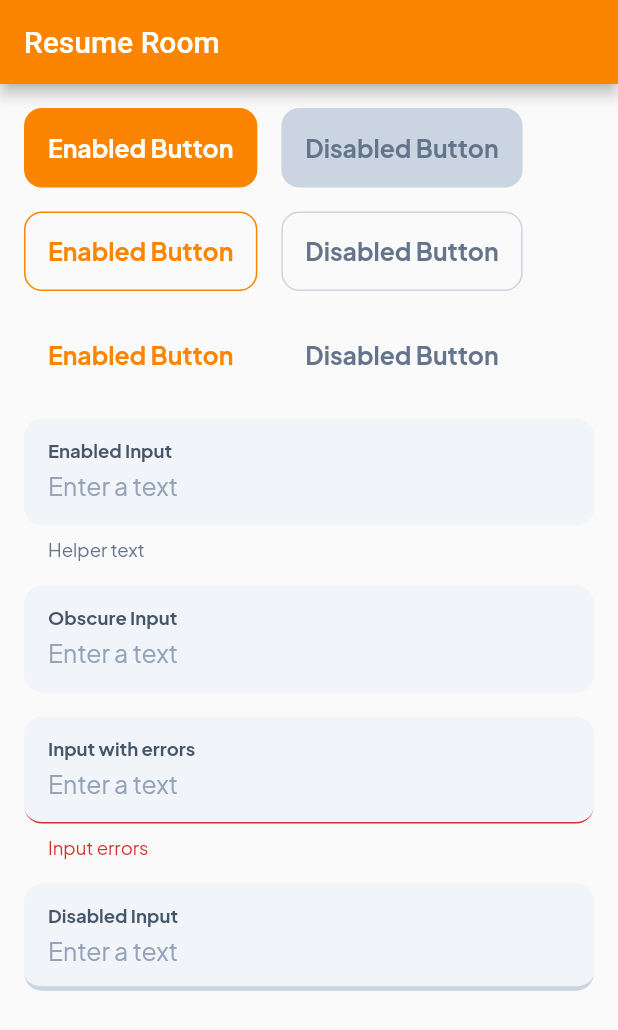
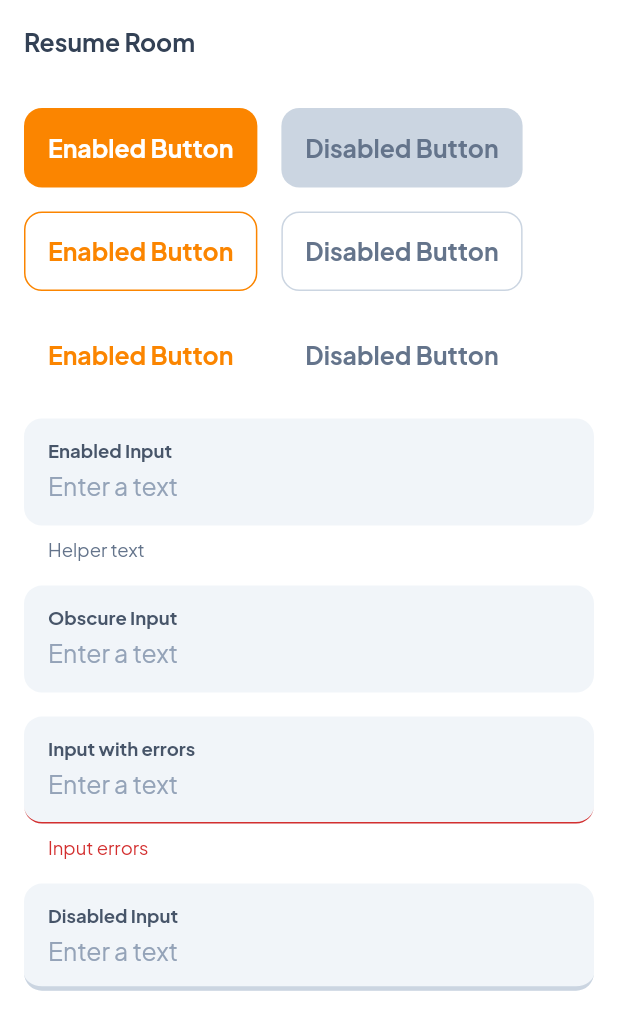
Before and after one commit to bryanbarrios/resume_room, a Flutter app: the screen it shows after launch, on a phone screen of 412 x 824 dp. Shown: the top 1030 px of the screen. Run offline on Flutter 3.47's test engine with Material 2 defaults, Android fonts, the phone set to English and light mode, and no system bars; our stand-ins replace flutter_screenutil.

Commit message:
feat(theme): add app bar theme

```diff
--- a/lib/src/core/ui/theme/theme.dart
+++ b/lib/src/core/ui/theme/theme.dart
@@ -25,6 +25,7 @@ class AppTheme {
       textButtonTheme: _textButtonThemeData(context),
       inputDecorationTheme: _inputDecorationThemeData(context),
       textSelectionTheme: _textSelectionThemeData(context),
+      appBarTheme: _appBarThemeData(context),
     );
   }
 
@@ -237,4 +238,20 @@ class AppTheme {
       selectionHandleColor: KColors.lightThemePrimaryColor,
     );
   }
+
+  static AppBarTheme _appBarThemeData(BuildContext context) {
+    return AppBarTheme(
+      backwardsCompatibility: false,
+      elevation: 0,
+      backgroundColor: Colors.white,
+      titleTextStyle: TextStyles.textBase(context)
+          .copyWith(
+            fontWeight: FontWeight.w700,
+            color: KColors.blueGray[700],
+          )
+          .apply(
+            fontFamily: 'Plus Jakarta Sans',
+          ),
+    );
+  }
 }
--- a/lib/src/core/ui/widgets/app_page_view/base.dart
+++ b/lib/src/core/ui/widgets/app_page_view/base.dart
@@ -12,6 +12,7 @@ class Base extends StatelessWidget {
         title: const Text("Resume Room"),
       ),
       body: body,
+      backgroundColor: Theme.of(context).backgroundColor,
     );
   }
 }
```
